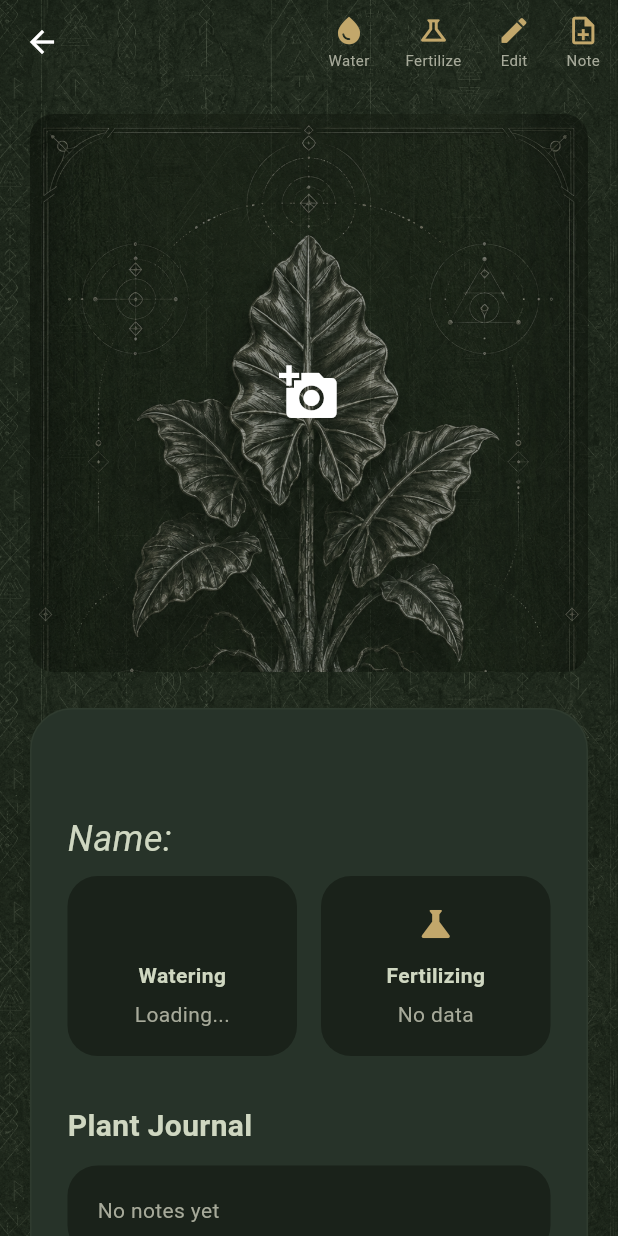
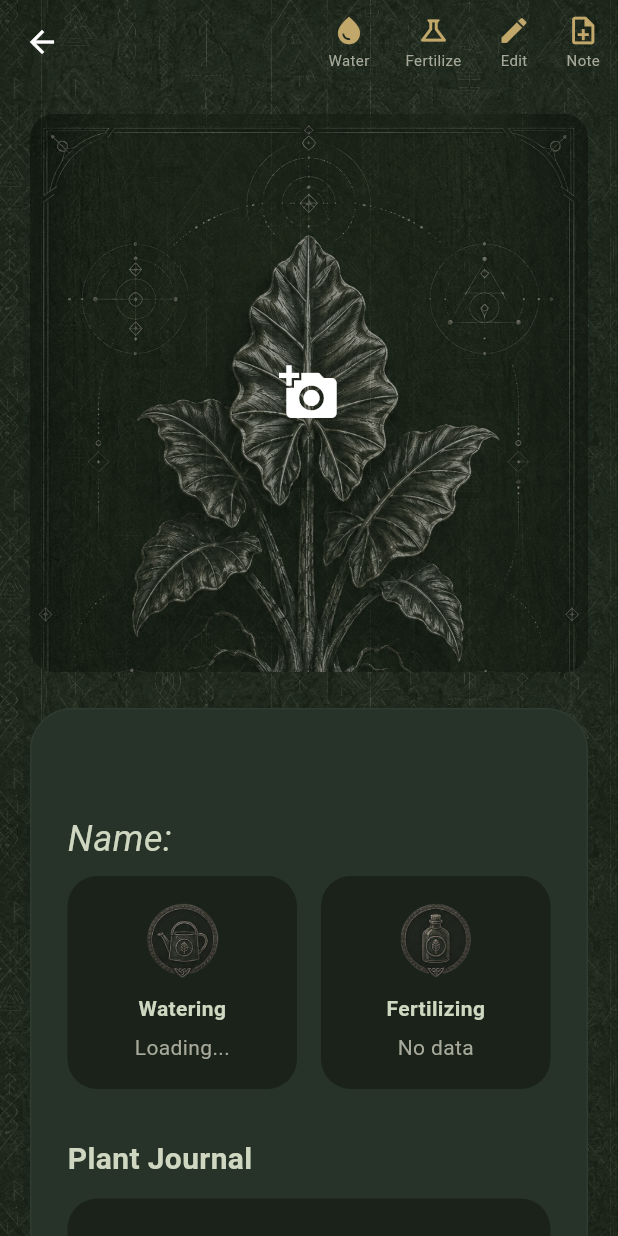
Before and after one commit to HelMelon/plontukrot, a Flutter app: the PlantDetailsPage screen opened directly with empty values, on a phone screen of 412 x 824 dp. Run offline on Flutter 3.47's test engine with Material 3 defaults, Android fonts, the phone set to English and light mode, and no system bars; our stand-ins replace auto_size_text, cached_network_image, cloud_firestore, firebase_auth, firebase_core, firebase_storage and 2 more; accounts and stored records are empty.

Commit message:
update icons logic on plant details page

```diff
--- a/lib/features/plants/widgets/cards/info_card.dart
+++ b/lib/features/plants/widgets/cards/info_card.dart
@@ -2,15 +2,14 @@ import 'package:flutter/material.dart';
 import '../../../../core/theme/app_colors.dart';
 
 class InfoCard extends StatelessWidget {
-  final IconData? icon;
-  final Widget? iconImg;
+  final Widget? icon;
   final String title;
   final String value;
   final VoidCallback? onTap;
 
   const InfoCard({
+    super.key,
     this.icon,
-    this.iconImg,
     required this.title,
     required this.value,
     this.onTap,
@@ -21,7 +20,6 @@ class InfoCard extends StatelessWidget {
     return InkWell(
       onTap: onTap,
       borderRadius: BorderRadius.circular(20),
-
       child: Container(
         padding: const EdgeInsets.all(18),
         decoration: BoxDecoration(
@@ -30,7 +28,7 @@ class InfoCard extends StatelessWidget {
         ),
         child: Column(
           children: [
-            Icon(icon, size: 28, color: AppColors.goldAccent),
+            icon ?? const SizedBox(),
             const SizedBox(height: 10),
             Text(
               title,
@@ -40,7 +38,10 @@ class InfoCard extends StatelessWidget {
               ),
             ),
             const SizedBox(height: 6),
-            Text(value, style: const TextStyle(color: AppColors.textSecondary)),
+            Text(
+              value,
+              style: const TextStyle(color: AppColors.textSecondary),
+            ),
           ],
         ),
       ),
--- a/lib/features/plants/widgets/cards/plant_info_card.dart
+++ b/lib/features/plants/widgets/cards/plant_info_card.dart
@@ -18,20 +18,16 @@ class PlantInfoCard extends StatelessWidget {
   Widget build(BuildContext context) {
     return Container(
       padding: const EdgeInsets.all(24),
-
       decoration: BoxDecoration(
         color: AppColors.backgroundSecondary,
         borderRadius: BorderRadius.circular(28),
         border: Border.all(color: AppColors.greenDeep),
       ),
-
       child: Column(
         crossAxisAlignment: CrossAxisAlignment.start,
-
         children: [
           Text(
             data['name'] ?? 'Unnamed Plant',
-
             style: const TextStyle(
               fontSize: 32,
               fontWeight: FontWeight.bold,
@@ -40,16 +36,13 @@ class PlantInfoCard extends StatelessWidget {
           ),
           Text(
             'Name: ${data['nickname'] ?? 'Unnamed Plant'}',
-
             style: const TextStyle(
               fontStyle: FontStyle.italic,
               fontSize: 24,
               color: AppColors.heading,
             ),
           ),
-
           const SizedBox(height: 8),
-
           Row(
             children: [
               Expanded(
@@ -58,7 +51,7 @@ class PlantInfoCard extends StatelessWidget {
                   builder: (context, snapshot) {
                     if (!snapshot.hasData) {
                       return InfoCard(
-                        iconImg: Image.asset(
+                        icon: Image.asset(
                           'assets/icons/watering.png',
                           width: 50,
                           height: 50,
@@ -73,7 +66,7 @@ class PlantInfoCard extends StatelessWidget {
 
                     if (data == null) {
                       return InfoCard(
-                        iconImg: Image.asset(
+                        icon: Image.asset(
                           'assets/icons/watering.png',
                           width: 24,
                           height: 24,
@@ -92,14 +85,18 @@ class PlantInfoCard extends StatelessWidget {
                       return DateFormat('d MMM y').format(date);
                     }
 
-                    final value =
-                        '''
+                    final value = '''
 Last: ${formatDate(last)}
 Next: ${formatDate(next)}
 ''';
 
                     return InfoCard(
-                      icon: Icons.water_drop,
+                      icon: Image.asset(
+                        'assets/icons/watering.png',
+                        width: 50,
+                        height: 50,
+                        fit: BoxFit.contain,
+                      ),
                       title: "Watering",
                       value: value.trim(),
                       onTap: () {
@@ -114,16 +111,19 @@ Next: ${formatDate(next)}
                   },
                 ),
               ),
-
               SizedBox(width: 16),
-
               Expanded(
                 child: StreamBuilder<List<Map<String, dynamic>>>(
                   stream: FertilizeService().getFertilizingHistory(plantId),
                   builder: (context, snapshot) {
                     if (!snapshot.hasData) {
-                      return const InfoCard(
-                        icon: Icons.science,
+                      return InfoCard(
+                        icon: Image.asset(
+                          'assets/icons/fertilize.png',
+                          width: 50,
+                          height: 50,
+                          fit: BoxFit.contain,
+                        ),
                         title: "Fertilizing",
                         value: "Loading...",
                       );
@@ -132,8 +132,13 @@ Next: ${formatDate(next)}
                     final items = snapshot.data!;
 
                     if (items.isEmpty) {
-                      return const InfoCard(
-                        icon: Icons.science,
+                      return InfoCard(
+                        icon: Image.asset(
+                          'assets/icons/fertilize.png',
+                          width: 50,
+                          height: 50,
+                          fit: BoxFit.contain,
+                        ),
                         title: "Fertilizing",
                         value: "No data",
                       );
@@ -145,7 +150,12 @@ Next: ${formatDate(next)}
                         "${last['fertilizerName']}\n${DateFormat('d MMM y').format(last['appliedAt'])}";
 
                     return InfoCard(
-                      icon: Icons.science,
+                      icon: Image.asset(
+                        'assets/icons/fertilize.png',
+                        width: 50,
+                        height: 50,
+                        fit: BoxFit.contain,
+                      ),
                       title: "Fertilizing",
                       value: value,
                       onTap: () {
@@ -162,9 +172,7 @@ Next: ${formatDate(next)}
               ),
             ],
           ),
-
           const SizedBox(height: 32),
-
           const Text(
             'Plant Journal',
             style: TextStyle(
@@ -173,9 +181,7 @@ Next: ${formatDate(next)}
               color: AppColors.heading,
             ),
           ),
-
           const SizedBox(height: 12),
-
           PlantNotesSection(plantId: plantId),
         ],
       ),
```
